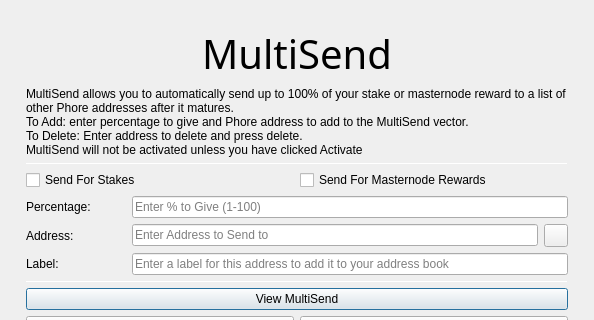
The window that src/qt/forms/multisenddialog.ui (noodlespan/helix) describes before a commit, drawn with Qt 5; both pictures show x 0 to 594 and y 0 to 320 of the 594 by 564 pixel window.
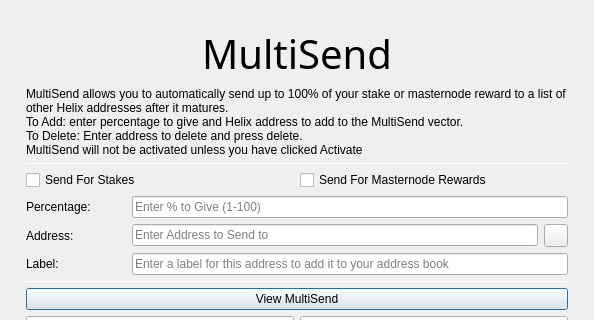
The same window after the commit. Icons and pictures are not drawn.

Patch:
```diff
--- a/src/qt/forms/multisenddialog.ui
+++ b/src/qt/forms/multisenddialog.ui
@@ -67,8 +67,8 @@
         <number>1</number>
        </property>
        <property name="text">
-        <string>MultiSend allows you to automatically send up to 100% of your stake or masternode reward to a list of other Phore addresses after it matures.
-To Add: enter percentage to give and Phore address to add to the MultiSend vector.
+        <string>MultiSend allows you to automatically send up to 100% of your stake or masternode reward to a list of other Helix addresses after it matures.
+To Add: enter percentage to give and Helix address to add to the MultiSend vector.
 To Delete: Enter address to delete and press delete.
 MultiSend will not be activated unless you have clicked Activate</string>
        </property>
```
